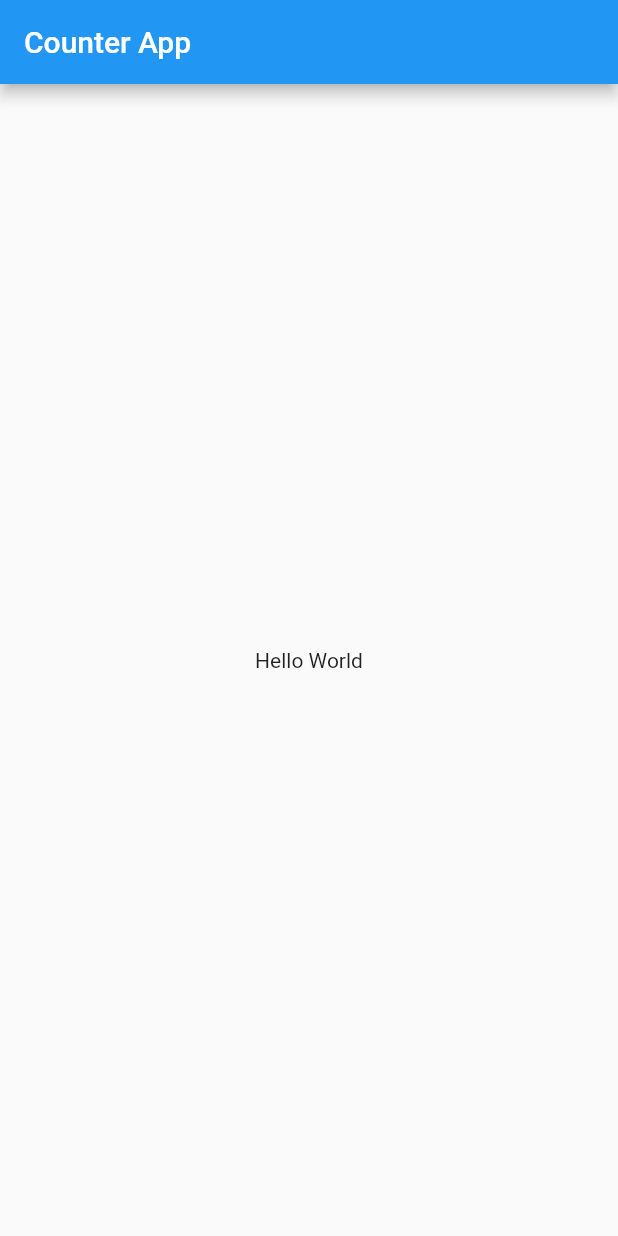
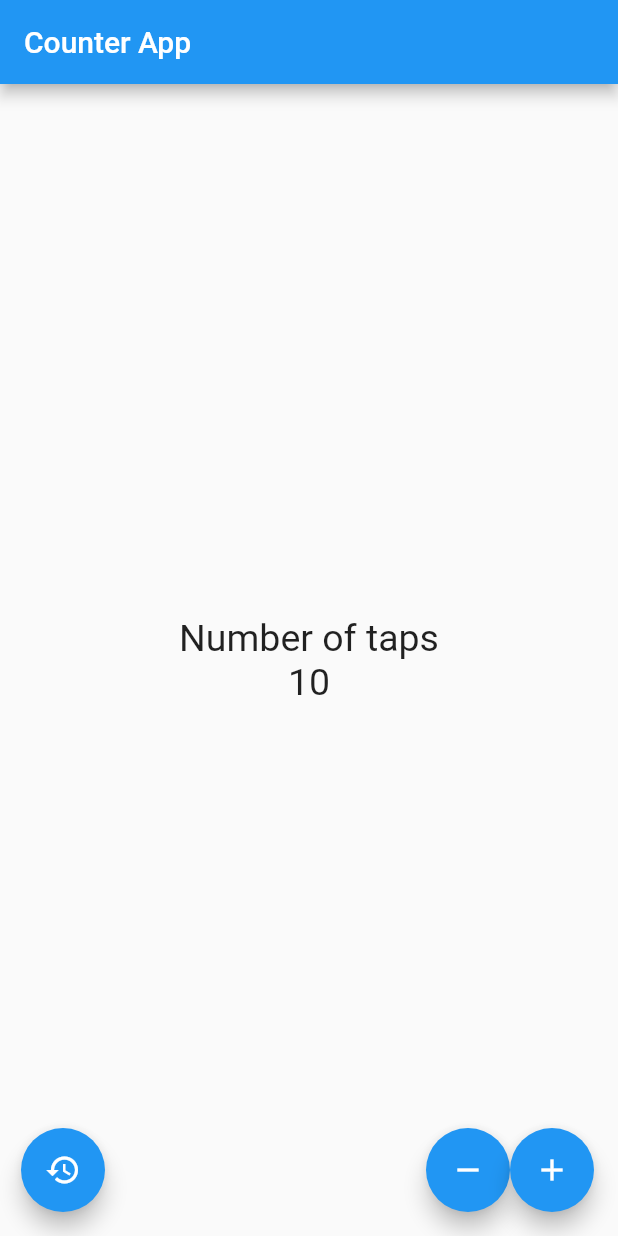
Before and after one commit to dyangua/fc-counter, a Flutter app: the screen it shows after launch, on a phone screen of 412 x 824 dp. Run offline on Flutter 3.47's test engine with Material 2 defaults, Android fonts, the phone set to English and light mode, and no system bars.

Commit message:
Add buttons and actions

```diff
--- a/lib/src/app.dart
+++ b/lib/src/app.dart
@@ -1,3 +1,4 @@
+import 'package:counter/src/pages/counter_page.dart';
 import 'package:flutter/material.dart';
 import 'package:counter/src/pages/home_page.dart';
 
@@ -5,7 +6,9 @@ class MyApp extends StatelessWidget {
   @override
   Widget build(BuildContext context) {
     return MaterialApp(
-      home: HomePage(),
+      debugShowCheckedModeBanner: false,
+      // home: HomePage(),
+      home: CounterPage(),
     );
   }
 }
--- /dev/null
+++ b/lib/src/pages/counter_page.dart
@@ -0,0 +1,65 @@
+import 'package:flutter/material.dart';
+
+class CounterPage extends StatefulWidget {
+  @override
+  createState() {
+    return _CounterPageState();
+  }
+}
+
+class _CounterPageState extends State<CounterPage> {
+  final _styleText = new TextStyle(fontSize: 25);
+  int _counter = 10;
+  @override
+  Widget build(BuildContext context) {
+    return Scaffold(
+        appBar: AppBar(
+          title: Text('Counter App'),
+        ),
+        body: Center(
+            child: Column(
+          mainAxisAlignment: MainAxisAlignment.center,
+          children: <Widget>[
+            Text(
+              'Number of taps',
+              style: _styleText,
+            ),
+            Text(
+              '$_counter',
+              style: _styleText,
+            )
+          ],
+        )),
+        // floatingActionButtonLocation: FloatingActionButtonLocation.endTop,
+        floatingActionButton: _createButtons());
+  }
+
+  Widget _createButtons() {
+    return Row(
+      mainAxisAlignment: MainAxisAlignment.end,
+      children: <Widget>[
+        SizedBox(
+          width: 30,
+        ),
+        FloatingActionButton(child: Icon(Icons.restore), onPressed: _reset),
+        Expanded(
+          child: SizedBox(),
+        ),
+        FloatingActionButton(child: Icon(Icons.remove), onPressed: _less),
+        FloatingActionButton(child: Icon(Icons.add), onPressed: _add),
+      ],
+    );
+  }
+
+  void _add() {
+    setState(() => _counter++);
+  }
+
+  void _less() {
+    setState(() => _counter--);
+  }
+
+  void _reset() {
+    setState(() => _counter = 0);
+  }
+}
```
Also changed, not shown: lib/src/pages/home_page.dart (+26 -7 lines).
